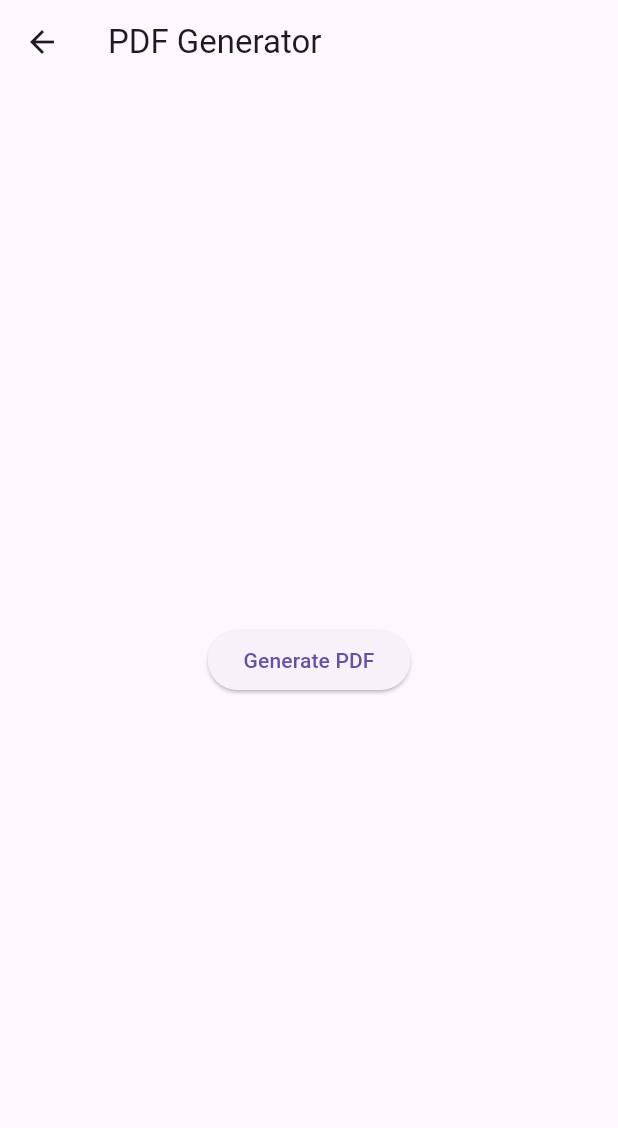
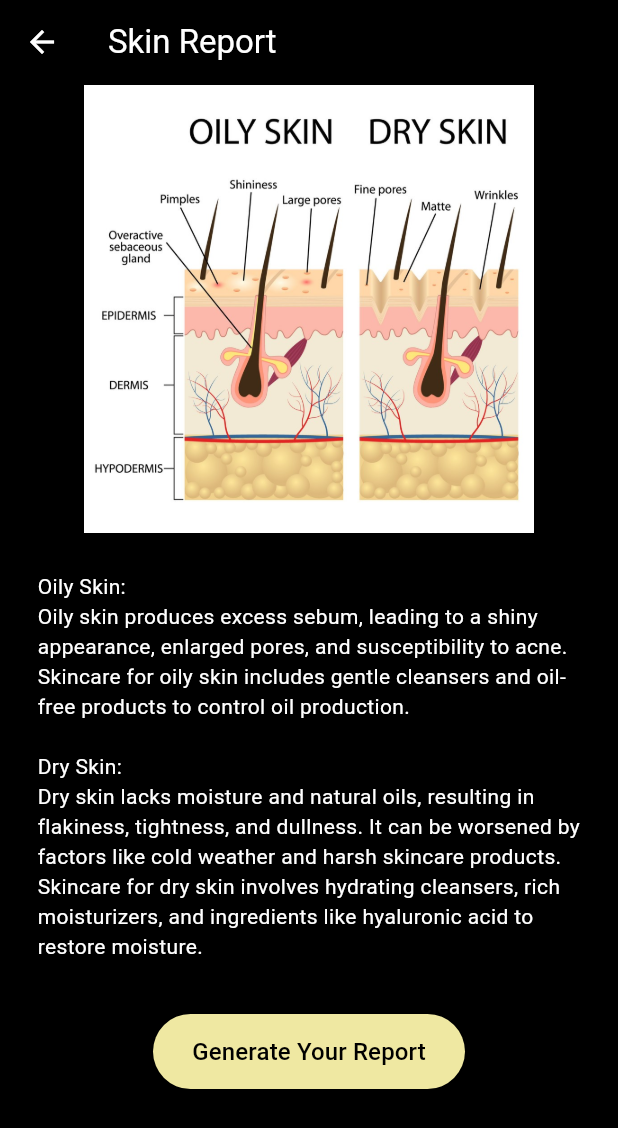
Before and after one commit to mgsandaruwan/shiny_spy, a Flutter app: the PdfGenerater screen opened directly with empty values, on a phone screen of 412 x 824 dp. Shown: the top 1128 px of the screen. Run offline on Flutter 3.47's test engine with Material 3 defaults, Android fonts, the light colour scheme and no system bars; our stand-ins replace cloud_firestore, firebase_auth, firebase_core, google_sign_in, open_file, pdf; accounts and stored records are empty; network calls fail.

Commit message:
full code

```diff
--- a/lib/createaccountscreen.dart
+++ b/lib/createaccountscreen.dart
@@ -144,7 +144,7 @@ class CreateAccountScreen extends StatelessWidget {
                     style: TextStyle(color: Colors.white),
                     children: [
                       TextSpan(
-                        text: 'Log In',
+                        text: 'Log In',style: TextStyle(color: Color(0xFFEFE8A2)),
                       ),
                     ],
                   ),
--- a/lib/pages/settings.dart
+++ b/lib/pages/settings.dart
@@ -10,7 +10,7 @@ class SettingsPage extends StatelessWidget {
       child: Center(
         child: Text(
           "Settings Page",
-          style: TextStyle(color: Colors.white), // Changing font color to white
+          style: TextStyle(color: Colors.white),
         ),
       ),
     );
--- a/lib/pdf.dart
+++ b/lib/pdf.dart
@@ -3,7 +3,7 @@ import 'package:flutter/material.dart';
 import 'package:pdf/pdf.dart';
 import 'package:pdf/widgets.dart' as pw;
 import 'package:path_provider/path_provider.dart';
-import 'package:open_file/open_file.dart'; // Import open_file package
+import 'package:open_file/open_file.dart';
 
 class PdfGenerater extends StatelessWidget {
   final String docId;
@@ -11,23 +11,78 @@ class PdfGenerater extends StatelessWidget {
   final DateTime timestamp;
 
   const PdfGenerater({
+    Key? key,
     required this.docId,
     required this.level,
     required this.timestamp,
-  });
+  }) : super(key: key);
 
   @override
   Widget build(BuildContext context) {
     return Scaffold(
+      backgroundColor: Colors.black,
       appBar: AppBar(
-        title: Text('PDF Generator'),
+        backgroundColor: Colors.black,
+        title: const Text(
+          'Skin Report',
+          style: TextStyle(color: Colors.white),
+        ),
+        iconTheme: const IconThemeData(color: Colors.white),
       ),
-      body: Center(
-        child: ElevatedButton(
-          onPressed: () async {
-            await generateAndSavePdf(context); // Pass the context to the function
-          },
-          child: Text('Generate PDF'),
+      body: SingleChildScrollView(
+        child: Column(
+          crossAxisAlignment: CrossAxisAlignment.stretch,
+          children: [
+            Padding(
+              padding: const EdgeInsets.all(0.0),
+              child: Center(
+                child: Column(
+                  mainAxisAlignment: MainAxisAlignment.center,
+                  children: [
+                    Image.asset(
+                      'images/skint.jpg',
+                      height: 300, // Adjust the height as needed
+                      width: 300, // Adjust the width as needed
+                    ),
+                    Padding(
+                      padding: const EdgeInsets.all(25.0),
+                      child: Text(
+                        'Oily Skin:\n'
+                            'Oily skin produces excess sebum, leading to a shiny appearance, enlarged pores, '
+                            'and susceptibility to acne. Skincare for oily skin includes gentle cleansers and oil-free products '
+                            'to control oil production.\n\n'
+                            'Dry Skin:\n'
+                            'Dry skin lacks moisture and natural oils, resulting in flakiness, tightness, and dullness. '
+                            'It can be worsened by factors like cold weather and harsh skincare products. Skincare for dry skin '
+                            'involves hydrating cleansers, rich moisturizers, and ingredients like hyaluronic acid to restore moisture.',
+                        style: TextStyle(color: Colors.white),
+                      ),
+                    ),
+                    SizedBox(height: 10),
+                    ElevatedButton(
+                      onPressed: () async {
+                        await generateAndSavePdf(context);
+                      },
+                      child: SizedBox(
+                        width: 160, // Set the width
+                        height: 50, // Set the height
+                        child: Center(
+                          child: Text(
+                            'Generate Your Report',
+                            style: TextStyle(color: Colors.black, fontSize: 16),
+                          ),
+                        ),
+                      ),
+                      style: ElevatedButton.styleFrom(
+                        primary: Color(0xFFEFE8A2), // Set button background color
+                      ),
+                    ),
+                    SizedBox(height: 20), // Add SizedBox below the button
+                  ],
+                ),
+              ),
+            ),
+          ],
         ),
       ),
     );
@@ -35,17 +90,34 @@ class PdfGenerater extends StatelessWidget {
 
   Future<void> generateAndSavePdf(BuildContext context) async {
     final pdf = pw.Document();
+
     pdf.addPage(
       pw.Page(
-        build: (context) {
-          return pw.Center(
+        build: (pw.Context context) {
+          return pw.Padding(
+            padding: const pw.EdgeInsets.all(32),
             child: pw.Column(
-              mainAxisAlignment: pw.MainAxisAlignment.center,
+              crossAxisAlignment: pw.CrossAxisAlignment.start,
               children: [
-                pw.Text('Oil Level Report'),
-                pw.Text('Document ID: $docId'),
-                pw.Text('Level: $level'),
-                pw.Text('Timestamp: $timestamp'),
+                pw.Text(
+                  'Oil Level Report',
+                  style: pw.TextStyle(fontSize: 35, color: PdfColors.blue,),
+                ),
+                pw.SizedBox(height: 20),
+                pw.Text(
+                  'Document ID: $docId',
+                  style: pw.TextStyle(fontSize: 18),
+                ),
+                pw.SizedBox(height: 10),
+                pw.Text(
+                  'Level: $level',
+                  style: pw.TextStyle(fontSize: 18),
+                ),
+                pw.SizedBox(height: 10),
+                pw.Text(
+                  'Timestamp: ${timestamp.toString()}',
+                  style: pw.TextStyle(fontSize: 18),
+                ),
               ],
             ),
           );
@@ -57,19 +129,18 @@ class PdfGenerater extends StatelessWidget {
     final file = File("${output.path}/oil_level_report.pdf");
     await file.writeAsBytes(await pdf.save());
 
-    // Show a dialog with a download button
     showDialog(
       context: context,
       builder: (context) => AlertDialog(
-        title: Text('PDF Generated'),
-        content: Text('Click below to download the PDF file.'),
+        title: const Text('PDF Generated'),
+        content: const Text('Click below to download the PDF file.'),
         actions: [
           TextButton(
             onPressed: () {
-              OpenFile.open(file.path); // Open the PDF file
-              Navigator.of(context).pop(); // Close the dialog
+              OpenFile.open(file.path);
+              Navigator.of(context).pop();
             },
-            child: Text('Download'),
+            child: const Text('Download'),
           ),
         ],
       ),
--- a/lib/signUpscreen.dart
+++ b/lib/signUpscreen.dart
@@ -101,7 +101,7 @@ class SignUpScreen extends StatelessWidget {
                     style: TextStyle(color: Colors.white),
                     children: [
                       TextSpan(
-                        text: 'Log In',
+                        text: 'Log In',style: TextStyle(color: Color(0xFFEFE8A2)),
                       ),
                     ],
                   ),
```
Also changed, not shown: lib/pages/home.dart (+19 -0 lines), lib/popup_screen.dart (+26 -12 lines), lib/productcard.dart (+8 -2 lines), pubspec.yaml (+6 -4 lines), images/skint.jpg (added), pubspec.lock, 7 other files.
